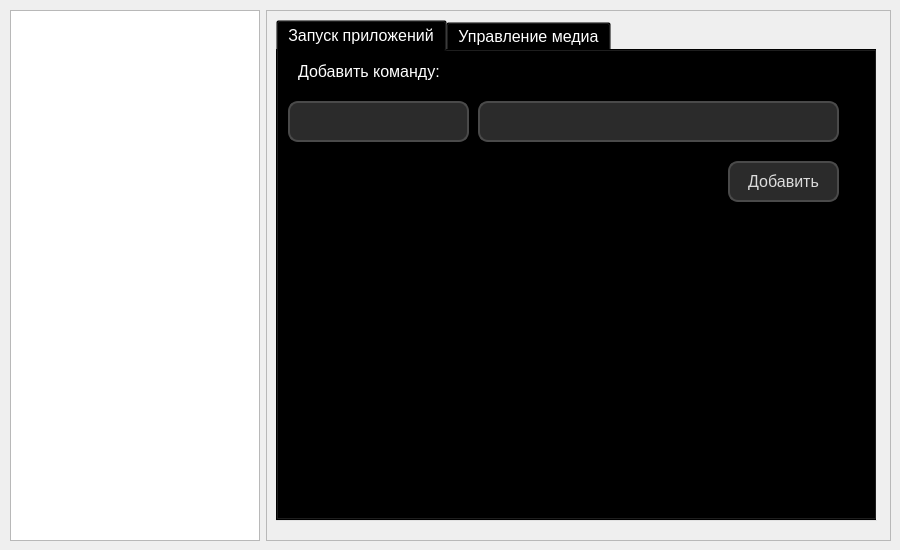
Qt form UI/main_page.ui (Patrick-002/Monica) before a commit.
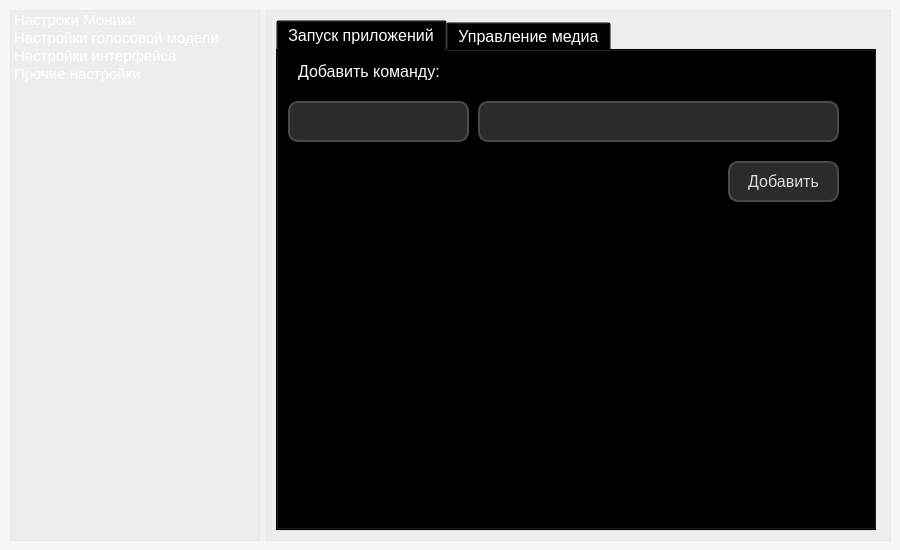
The same form after that commit.

```diff
--- a/UI/main_page.ui
+++ b/UI/main_page.ui
@@ -20,16 +20,10 @@
    <string>Form</string>
   </property>
   <property name="styleSheet">
-   <string notr="true">                background: qlineargradient(
-                    spread:pad, 
-                    x1:0, y1:0, x2:1, y2:1, 
-                    stop:0 #4B0082,   /* Тёмно-фиолетовый */
-                    stop:0.5 #3C3F41, /* Тёмно-серый */
-                    stop:1 #2E8B57    /* Тёмно-зелёный */
-                );
-                font-family: 'Segoe UI'; /* Шрифт Segoe UI */
-                font-size: 12pt;         /* Размер шрифта */
-                color: white;            /* Цвет текста */</string>
+   <string notr="true">    background: rgba(155, 155, 155, 0.05); /* Прозрачный фон */
+    font-family: 'Segoe UI'; /* Шрифт Segoe UI */
+    font-size: 12pt; /* Размер шрифта */
+    color: white; /* Цвет текста */</string>
   </property>
   <widget class="QWidget" name="verticalLayoutWidget">
    <property name="geometry">
@@ -132,7 +126,7 @@
              <x>0</x>
              <y>0</y>
              <width>601</width>
-             <height>501</height>
+             <height>511</height>
             </rect>
            </property>
            <property name="currentIndex">
```
Left out of the diff: 2 changed lines with no effect on the pictures.
